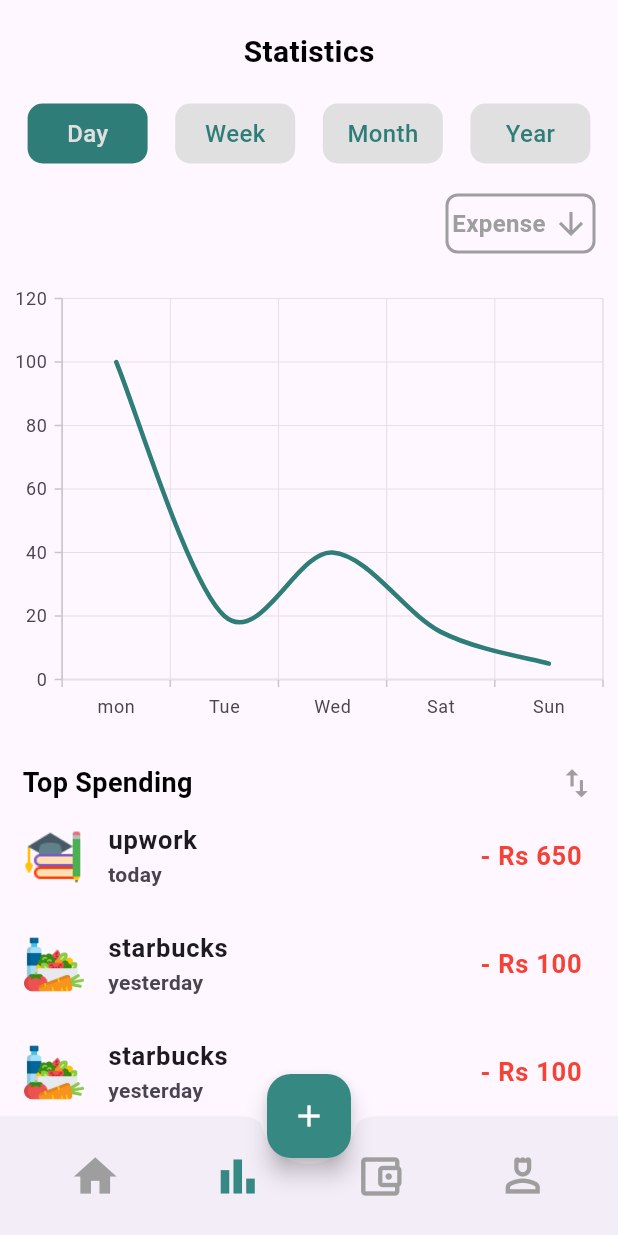
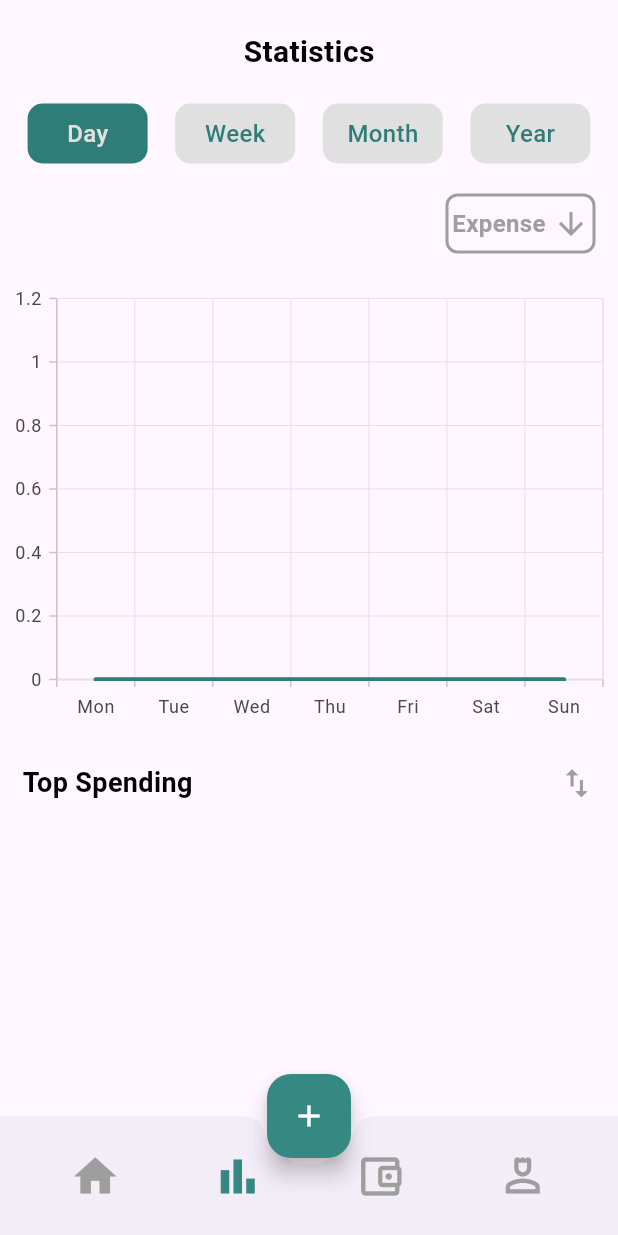
Before and after one commit to Omkharade318/Finance_Management_App, a Flutter app: the screen it shows after launch, item 2 of the bottom bar chosen, on a phone screen of 412 x 824 dp. Run offline on Flutter 3.47's test engine with Material 3 defaults, Android fonts, the phone set to English and light mode, and no system bars; our stand-ins replace hive, hive_flutter, syncfusion_flutter_charts; accounts and stored records are empty.

Commit message:
completed the real time chart integration

```diff
--- a/lib/data/utility.dart
+++ b/lib/data/utility.dart
@@ -0,0 +1,139 @@
+import 'package:finance/data/model/add_data.dart';
+import 'package:hive/hive.dart';
+
+int totals = 0;
+
+final box = Hive.box<AddData>('data');
+
+int total(){
+  var history2 = box.values.toList();
+  List a = [0, 0];
+  for(var i = 0; i < history2.length; i++){
+    a.add(history2[i].IN == "Income" ?
+    int.parse(history2[i].amount) :  int.parse(history2[i].amount)* -1);
+  }
+
+  totals = a.reduce((value, element) => value + element);
+  return totals;
+}
+
+int income(){
+  var history2 = box.values.toList();
+  List a = [0, 0];
+  for(var i = 0; i < history2.length; i++){
+    a.add(history2[i].IN == "Income" ?
+    int.parse(history2[i].amount) :  0);
+  }
+
+  totals = a.reduce((value, element) => value + element);
+  return totals;
+}
+
+int expense(){
+  var history2 = box.values.toList();
+  List a = [0, 0];
+  for(var i = 0; i < history2.length; i++){
+    a.add(history2[i].IN == "Income" ? 0 :  int.parse(history2[i].amount)* -1);
+  }
+
+  totals = a.reduce((value, element) => value + element);
+  return totals;
+}
+
+List<AddData> today(){
+
+  var history2 = box.values.toList();
+  List<AddData> a = [];
+
+  DateTime date = DateTime.now();
+
+  for(var i = 0; i < history2.length; i++){
+    if(history2[i].dateTime.day == date.day){
+      a.add(history2[i]);
+    }
+  }
+  return a;
+}
+
+List<AddData> week(){
+
+  var history2 = box.values.toList();
+  List<AddData> a = [];
+
+  DateTime date = DateTime.now();
+
+  for(var i = 0; i < history2.length; i++){
+    if(date.day - 7 <= history2[i].dateTime.day && history2[i].dateTime.day <= date.day){
+      a.add(history2[i]);
+    }
+  }
+  return a;
+}
+
+List<AddData> month(){
+
+  var history2 = box.values.toList();
+  List<AddData> a = [];
+
+  DateTime date = DateTime.now();
+
+  for(var i = 0; i < history2.length; i++){
+    if(history2[i].dateTime.month == date.month){
+      a.add(history2[i]);
+    }
+  }
+  return a;
+}
+
+List<AddData> year(){
+
+  var history2 = box.values.toList();
+  List<AddData> a = [];
+
+  DateTime date = DateTime.now();
+
+  for(var i = 0; i < history2.length; i++){
+    if(history2[i].dateTime.year == date.year){
+      a.add(history2[i]);
+    }
+  }
+  return a;
+}
+
+int totalChart(List<AddData> history2){
+  List a = [0, 0];
+  for(var i = 0; i < history2.length; i++){
+    a.add(history2[i].IN == "Income" ?
+    int.parse(history2[i].amount) :  int.parse(history2[i].amount)* -1);
+  }
+
+  totals = a.reduce((value, element) => value + element);
+  return totals;
+}
+
+List time(List<AddData> history2, bool hour){
+  List<AddData> a = [];
+  List total = [0,0];
+  int counter = 0;
+
+  for(var c = 0; c < history2.length; c++){
+    for(int i = c; i < history2.length; i++) {
+      if (hour) {
+        if(history2[i].dateTime.hour == history2[c].dateTime.hour){
+          a.add(history2[i]);
+          counter = i;
+        }
+      }else {
+        if (history2[i].dateTime.day == history2[c].dateTime.day){
+          a.add(history2[i]);
+          counter = i;
+        }
+      }
+    }
+    total.add(totalChart(a));
+    a.clear();
+    c = counter;
+  }
+
+  return total;
+}
--- a/lib/screens/statistics.dart
+++ b/lib/screens/statistics.dart
@@ -1,4 +1,5 @@
-import 'package:finance/data/top.dart';
+import 'package:finance/data/model/add_data.dart';
+import 'package:finance/data/utility.dart';
 import 'package:finance/widgets/chart.dart';
 import 'package:flutter/material.dart';
 
@@ -12,13 +13,31 @@ class Statistics extends StatefulWidget {
 class _StatisticsState extends State<Statistics> {
 
   List day = ['Day', 'Week', 'Month', 'Year'];
+  List time = [today(), week(), month(), year()];
+
+  List<AddData> a =[];
+
   int indexColor = 0;
+
+  ValueNotifier vn = ValueNotifier(0);
 
   @override
   Widget build(BuildContext context) {
     return Scaffold(
         body: SafeArea(
-          child: CustomScrollView(
+            child: ValueListenableBuilder(
+                valueListenable: vn,
+                builder: (context, value, child) {
+                  a = time[value];
+                  return statistics();
+                }
+            )
+        )
+    );
+  }
+
+  CustomScrollView statistics(){
+    return CustomScrollView(
       slivers: [
         SliverToBoxAdapter(
           child: Column(
@@ -43,6 +62,7 @@ class _StatisticsState extends State<Statistics> {
                       onTap: (){
                         setState(() {
                           indexColor = index;
+                          vn.value = index;
                         });
                       },
                       child: Container(
@@ -108,7 +128,9 @@ class _StatisticsState extends State<Statistics> {
 
               SizedBox(height: 20),
 
-                    Chart(),
+              Chart(
+                indexX: indexColor,
+              ),
 
               SizedBox(height: 20),
 
@@ -141,13 +163,12 @@ class _StatisticsState extends State<Statistics> {
         SliverList(delegate: SliverChildBuilderDelegate(
               (context, index) {
             return ListTile(
-                      leading: Image.asset(
-                          'assets/images/${getterTop()[index].image!}',
-                          height: 40
+              leading: ClipRRect(
+                borderRadius: BorderRadius.circular(5),
+                child: Image.asset("assets/images/${a[index].name}.png", height: 40),
               ),
-
               title: Text(
-                        getterTop()[index].name!,
+                a[index].name,
                 style: TextStyle(
                   fontSize: 17,
                   fontWeight: FontWeight.w600,
@@ -155,28 +176,26 @@ class _StatisticsState extends State<Statistics> {
               ),
 
               subtitle: Text(
-                        getterTop()[index].time!,
+                "${a[index].dateTime.day} ${a[index].dateTime.month}-${a[index].dateTime.year}",
                 style: TextStyle(
                   fontWeight: FontWeight.w600,
                 ),
               ),
 
               trailing: Text(
-                        getterTop()[index].fee!,
+                "Rs ${a[index].amount}",
                 style: TextStyle(
-                          fontSize: 17,
-                          color: Colors.red,
                     fontWeight: FontWeight.w600,
+                    fontSize: 20,
+                    color: a[index].IN == "Income" ? Colors.green : Colors.red
                 ),
               ),
             );
           },
-                childCount: getterTop().length,
+          childCount: a.length,
         )
         )
       ],
-          )
-      ),
     );
   }
 
--- a/lib/widgets/chart.dart
+++ b/lib/widgets/chart.dart
@@ -1,15 +1,56 @@
+import 'package:finance/data/model/add_data.dart';
 import 'package:flutter/material.dart';
 import 'package:syncfusion_flutter_charts/charts.dart';
 
-class Chart extends StatefulWidget{
-  const Chart({super.key});
+import '../data/utility.dart';
+
+class Chart extends StatefulWidget {
+  final int indexX;
+  const Chart({super.key, required this.indexX});
+
   @override
   State<Chart> createState() => _ChartState();
 }
 
-class _ChartState extends State<Chart>{
+class _ChartState extends State<Chart> {
+  List<AddData>? a;
+
   @override
   Widget build(BuildContext context) {
+    // Pick dataset based on index
+    switch (widget.indexX) {
+      case 0:
+        a = today();
+        break;
+      case 1:
+        a = week();
+        break;
+      case 2:
+        a = month();
+        break;
+      case 3:
+        a = year();
+        break;
+    }
+
+    // Fixed 7 days (Mon=1 .. Sun=7)
+    List<String> weekdays = ['Mon', 'Tue', 'Wed', 'Thu', 'Fri', 'Sat', 'Sun'];
+
+    // Initialize map with 0 spent for all days
+    Map<int, int> dayTotals = {for (int i = 1; i <= 7; i++) i: 0};
+
+    // Sum spending per weekday
+    for (var entry in a!) {
+      int weekday = entry.dateTime.weekday; // 1=Mon .. 7=Sun
+      int amount = int.tryParse(entry.amount) ?? 0; // safe parse
+      dayTotals[weekday] = dayTotals[weekday]! + amount;
+    }
+
+    // Convert to SalesData list
+    List<SalesData> chartData = [
+      for (int i = 1; i <= 7; i++) SalesData(weekdays[i - 1], dayTotals[i]!)
+    ];
+
     return Container(
       width: double.infinity,
       height: 300,
@@ -17,17 +58,11 @@ class _ChartState extends State<Chart>{
         primaryXAxis: CategoryAxis(),
         series: <SplineSeries<SalesData, String>>[
           SplineSeries<SalesData, String>(
-              color: Color.fromARGB(255, 47, 125, 121),
+            color: const Color.fromARGB(255, 47, 125, 121),
             width: 3,
-              dataSource: <SalesData>[
-              SalesData(100, 'mon'),
-              SalesData(20, 'Tue'),
-              SalesData(40, 'Wed'),
-              SalesData(15, 'Sat'),
-              SalesData(5, 'Sun'),
-            ],
-              xValueMapper: (SalesData sales, _) => sales.year,
-              yValueMapper: (SalesData sales, _) => sales.sales,
+            dataSource: chartData,
+            xValueMapper: (SalesData sales, _) => sales.label,
+            yValueMapper: (SalesData sales, _) => sales.value,
           )
         ],
       ),
@@ -35,8 +70,8 @@ class _ChartState extends State<Chart>{
   }
 }
 
-class SalesData{
-  SalesData(this.sales, this.year);
-  final String year;
-  final int sales;
+class SalesData {
+  SalesData(this.label, this.value);
+  final String label;
+  final int value;
 }
```
Also changed, not shown: lib/screens/home.dart (+9 -8 lines). Lines whose indentation alone changed are shown as unchanged.
